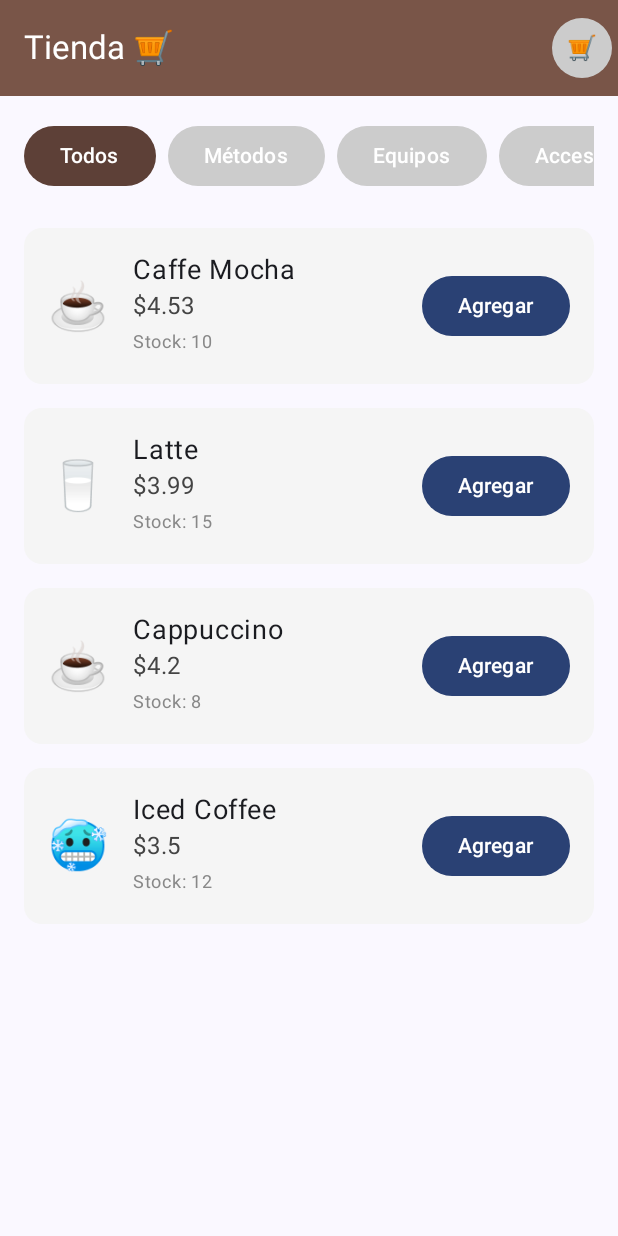
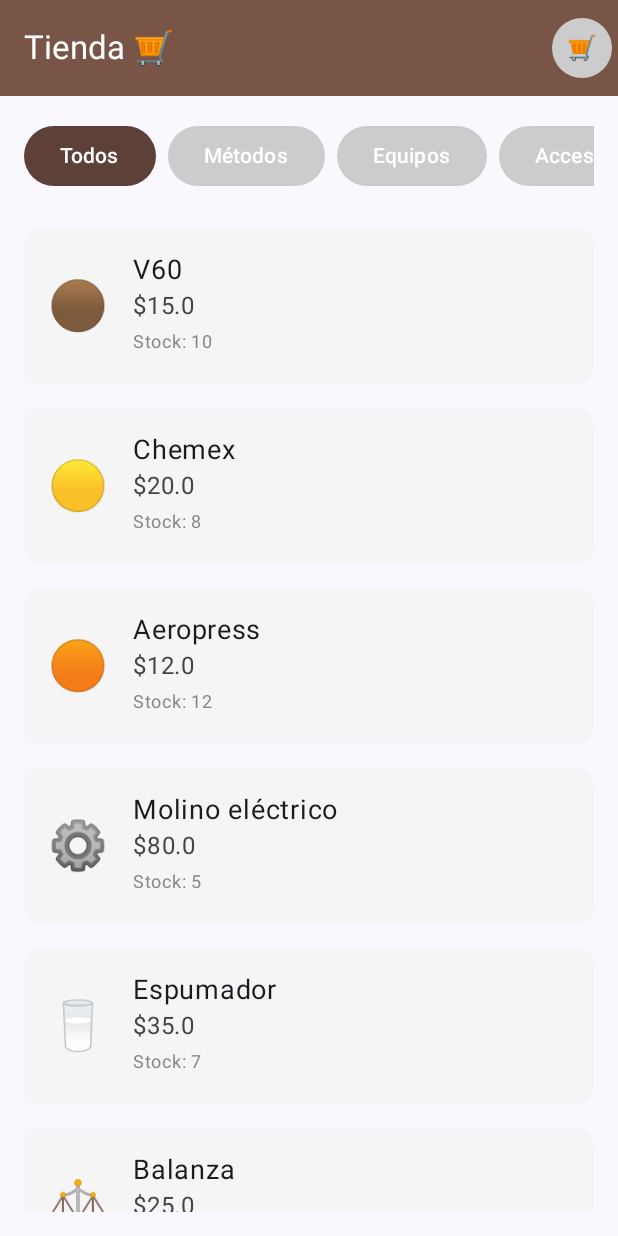
Before and after one commit to upc-pre-202520-1ACC0238-2005-mira/XantinaApp, an Android app built with Jetpack Compose: the @Preview function PreviewTiendaScreen, on a phone screen of 412 x 824 dp. Run offline under Robolectric (Android 15) with nearby library versions, the phone set to English and light mode, and no system bars.

Commit message:
feat(shop): add items

```diff
--- a/app/src/main/java/com/upc/xantina/features/tienda/ui/TiendaScreen.kt
+++ b/app/src/main/java/com/upc/xantina/features/tienda/ui/TiendaScreen.kt
@@ -27,7 +27,22 @@ fun TiendaScreen(
     onProductClick: (Product) -> Unit
 ) {
     var selectedFilter by remember { mutableStateOf("Todos") }
-    val products = repository.getProducts()
+
+    val products = listOf(
+        Product("1", "V60", 15.0, "Método de filtrado manual", "🟤", "Métodos", 10),
+        Product("2", "Chemex", 20.0, "Método de extracción manual", "🟡", "Métodos", 8),
+        Product("3", "Aeropress", 12.0, "Método rápido y compacto", "🟠", "Métodos", 12),
+        Product("4", "Molino eléctrico", 80.0, "Molino de café preciso", "⚙️", "Equipos", 5),
+        Product("5", "Espumador", 35.0, "Para hacer cappuccinos", "🥛", "Equipos", 7),
+        Product("6", "Balanza", 25.0, "Precisa para recetas", "⚖️", "Equipos", 10),
+        Product("7", "Jarra Latte", 18.0, "Jarra para texturizar leche", "🍼", "Accesorios", 15),
+        Product("8", "Filtros V60", 5.0, "Filtros de papel", "📄", "Accesorios", 50),
+        Product("9", "Termómetro", 10.0, "Controla la temperatura de la leche", "🌡️", "Accesorios", 20),
+        Product("10", "Colombia Geisha", 12.0, "Café de especialidad", "☕", "Cafés", 25),
+        Product("11", "Ethiopia Yirgacheffe", 10.0, "Café floral y cítrico", "☕", "Cafés", 30),
+        Product("12", "Brasil Santos", 8.0, "Café balanceado y dulce", "☕", "Cafés", 40)
+    )
+
     val filters = listOf("Todos", "Métodos", "Equipos", "Accesorios", "Cafés")
     val filteredProducts = if (selectedFilter == "Todos") products else products.filter { it.category == selectedFilter }
 
@@ -82,7 +97,7 @@ fun TiendaScreen(
                             .padding(vertical = 8.dp)
                             .background(Color(0xFFF5F5F5), MaterialTheme.shapes.medium)
                             .padding(16.dp)
-                            .clickable { onProductClick(product) }, // click abre detalle
+                            .clickable { onProductClick(product) },
                         verticalAlignment = Alignment.CenterVertically
                     ) {
                         Text(product.emoji, fontSize = 32.sp)
@@ -92,9 +107,6 @@ fun TiendaScreen(
                             Text("$${product.price}", color = Color.DarkGray)
                             Text("Stock: ${product.stock}", color = Color.Gray, fontSize = 12.sp)
                         }
-                        Button(onClick = { cartItems.add(product) }) {
-                            Text("Agregar")
-                        }
                     }
                 }
             }
```
